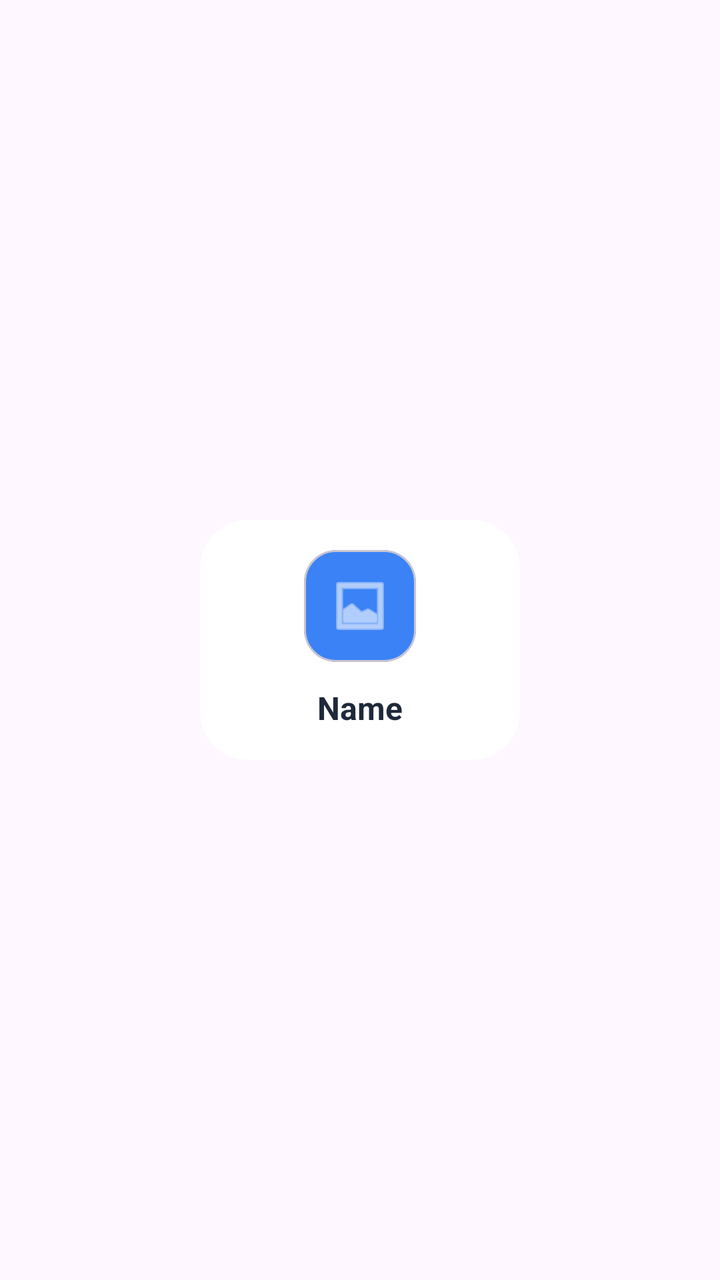
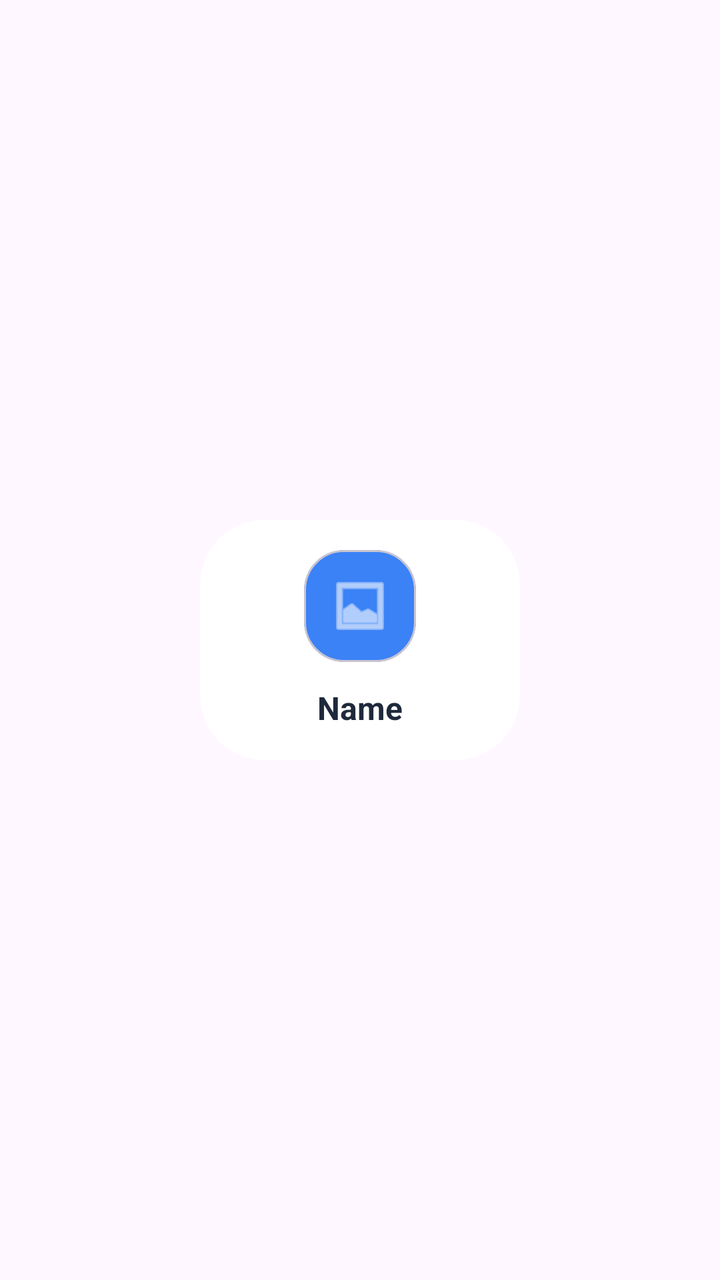

Two renders of the same Android screen: before a commit and after it. Below are the layout's source before the change and the commit's diff.
<!-- AndroidManifest.xml: application theme Theme.Quiz -->
<!-- res/layout/item_category.xml -->
<?xml version="1.0" encoding="utf-8"?>
<LinearLayout xmlns:android="http://schemas.android.com/apk/res/android"
    xmlns:app="http://schemas.android.com/apk/res-auto"
    android:layout_width="wrap_content"
    android:layout_height="wrap_content"
    android:gravity="center"
    android:orientation="vertical"
    android:padding="8dp">

    <com.google.android.material.card.MaterialCardView
        android:id="@+id/cardCategory"
        android:layout_width="160dp"
        android:layout_height="120dp"
        app:cardCornerRadius="24dp"
        app:cardElevation="0dp"
        app:cardBackgroundColor="@color/option_bg"
        app:strokeWidth="0dp">

        <LinearLayout
            android:layout_width="match_parent"
            android:layout_height="match_parent"
            android:gravity="center"
            android:orientation="vertical">

            <com.google.android.material.card.MaterialCardView
                android:id="@+id/iconContainer"
                android:layout_width="56dp"
                android:layout_height="56dp"
                app:cardCornerRadius="16dp"
                app:cardElevation="0dp"
                app:cardBackgroundColor="@color/brand_blue">

                <ImageView
                    android:id="@+id/ivIcon"
                    android:layout_width="32dp"
                    android:layout_height="32dp"
                    android:layout_gravity="center"
                    android:src="@android:drawable/ic_menu_gallery"
                    app:tint="@android:color/white" />
            </com.google.android.material.card.MaterialCardView>

            <TextView
                android:id="@+id/tvName"
                android:layout_width="wrap_content"
                android:layout_height="wrap_content"
                android:layout_marginTop="12dp"
                android:text="Name"
                android:textColor="@color/border_dark"
                android:textSize="16sp"
                android:textStyle="bold" />
        </LinearLayout>
    </com.google.android.material.card.MaterialCardView>
</LinearLayout>
<!-- resources referenced by this layout -->
<resources>
  <color name="border_dark">#1E293B</color>
  <color name="brand_blue">#3B82F6</color>
  <color name="option_bg">#FFFFFF</color>
  <style name="Theme.Quiz" parent="Base.Theme.Quiz" />
  <style name="Base.Theme.Quiz" parent="Theme.Material3.Light.NoActionBar">
          
          
      </style>
</resources>

<!-- the commit's change to res/layout/item_category.xml (unified diff, before → after) -->
@@ -11,7 +11,7 @@
         android:id="@+id/cardCategory"
         android:layout_width="160dp"
         android:layout_height="120dp"
-        app:cardCornerRadius="24dp"
+        app:cardCornerRadius="32dp"
         app:cardElevation="0dp"
         app:cardBackgroundColor="@color/option_bg"
         app:strokeWidth="0dp">
@@ -26,7 +26,7 @@
                 android:id="@+id/iconContainer"
                 android:layout_width="56dp"
                 android:layout_height="56dp"
-                app:cardCornerRadius="16dp"
+                app:cardCornerRadius="20dp"
                 app:cardElevation="0dp"
                 app:cardBackgroundColor="@color/brand_blue">
 
